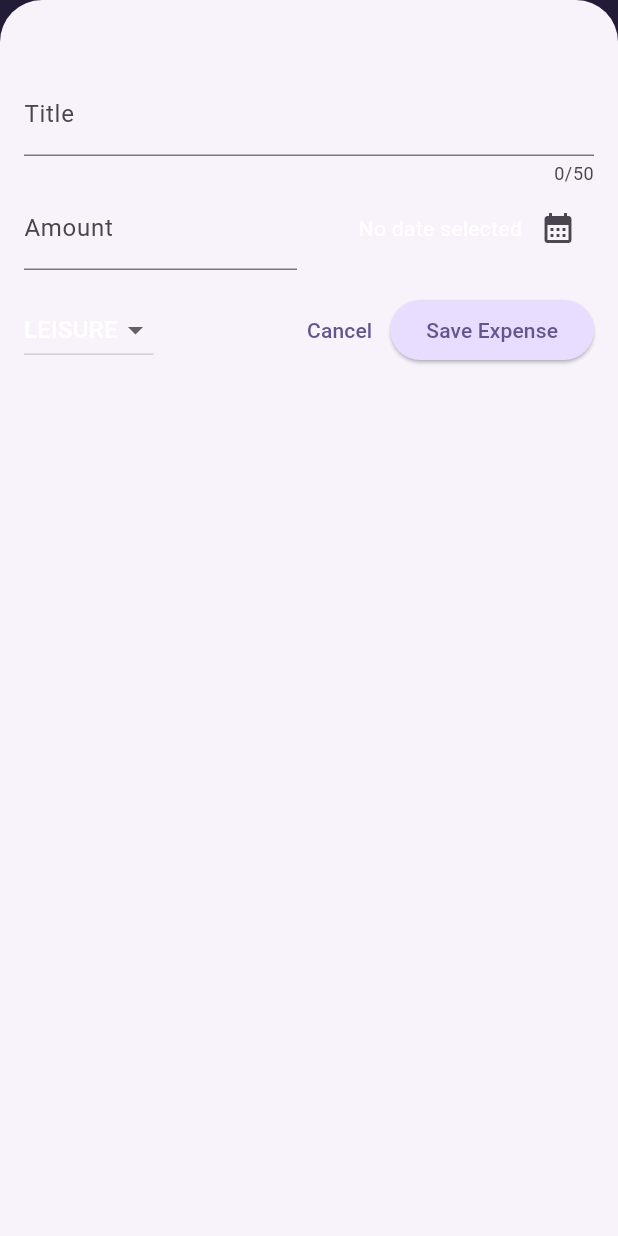
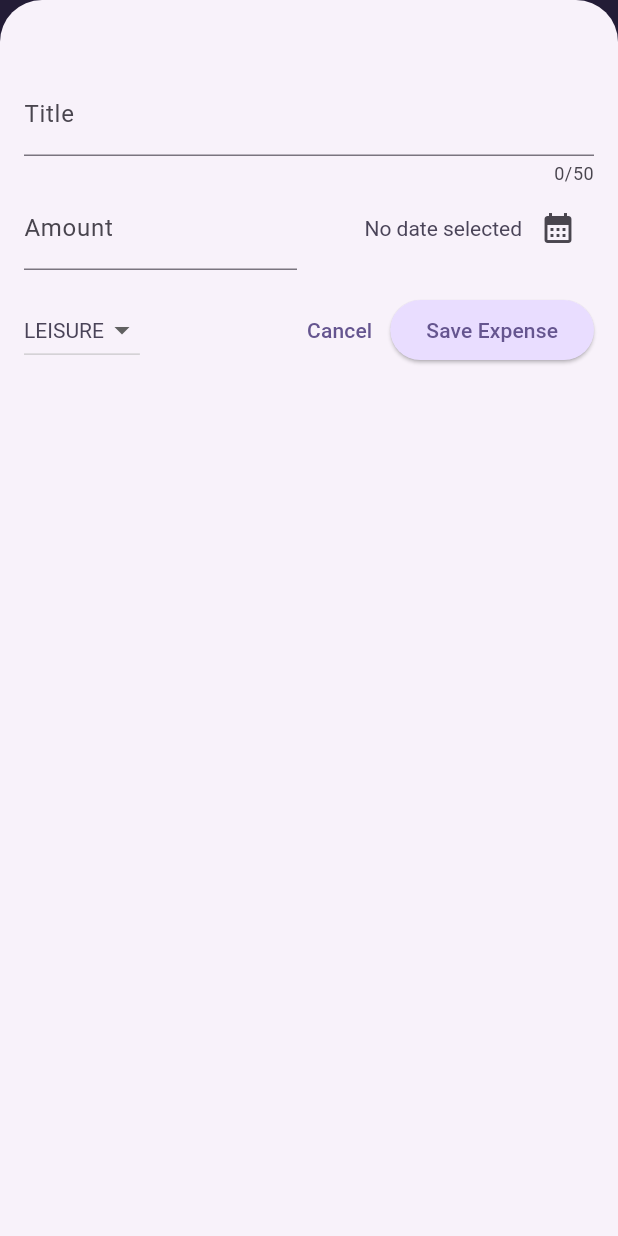
Before and after one commit to dubeyanant/expense_tracker, a Flutter app: the screen it shows after launch, after a tap on the "add" icon, on a phone screen of 412 x 824 dp. Run offline on Flutter 3.47's test engine with Material 3 defaults, Android fonts, the phone set to English and light mode, and no system bars.

Commit message:
feat: :lipstick: add theme to widgets

```diff
--- a/lib/widgets/expenses_list/expense_item.dart
+++ b/lib/widgets/expenses_list/expense_item.dart
@@ -13,12 +13,19 @@ class ExpenseItem extends StatelessWidget {
       child: Padding(
         padding: const EdgeInsets.symmetric(horizontal: 20, vertical: 16),
         child: Column(
+          crossAxisAlignment: CrossAxisAlignment.start,
           children: [
-            Text(expense.title),
+            Text(
+              expense.title,
+              style: Theme.of(context).textTheme.titleLarge,
+            ),
             const SizedBox(height: 4),
             Row(
               children: [
-                Text('₹${(expense.amount).toStringAsFixed(1)}'),
+                Text(
+                  '₹${(expense.amount).toStringAsFixed(1)}',
+                  style: Theme.of(context).textTheme.titleLarge,
+                ),
                 const Spacer(),
                 Row(
                   children: [
@@ -26,7 +33,10 @@ class ExpenseItem extends StatelessWidget {
                     const SizedBox(
                       width: 8,
                     ),
-                    Text(expense.formattedDate),
+                    Text(
+                      expense.formattedDate,
+                      style: Theme.of(context).textTheme.titleLarge,
+                    ),
                   ],
                 )
               ],
--- a/lib/widgets/expenses_list/expenses_list.dart
+++ b/lib/widgets/expenses_list/expenses_list.dart
@@ -14,6 +14,12 @@ class ExpensesList extends StatelessWidget {
     return ListView.builder(
       itemCount: expenses.length,
       itemBuilder: (context, index) => Dismissible(
+        background: Container(
+          color: Theme.of(context).colorScheme.error.withOpacity(0.85),
+          margin: EdgeInsets.symmetric(
+            horizontal: Theme.of(context).cardTheme.margin!.horizontal,
+          ),
+        ),
         key: ValueKey(expenses[index]),
         onDismissed: (direction) {
           removeExpense(expenses[index]);
--- a/lib/widgets/new_expense.dart
+++ b/lib/widgets/new_expense.dart
@@ -110,9 +110,12 @@ class _NewExpenseState extends State<NewExpense> {
                   mainAxisAlignment: MainAxisAlignment.end,
                   crossAxisAlignment: CrossAxisAlignment.center,
                   children: [
-                    Text(_selectedDate == null
-                        ? "No date selected"
-                        : formatter.format(_selectedDate!)),
+                    Text(
+                      _selectedDate == null
+                          ? "No date selected"
+                          : formatter.format(_selectedDate!),
+                      style: Theme.of(context).textTheme.titleLarge,
+                    ),
                     IconButton(
                       onPressed: _presentDatePicker,
                       icon: const Icon(Icons.calendar_month),
@@ -132,8 +135,8 @@ class _NewExpenseState extends State<NewExpense> {
                       (category) => DropdownMenuItem(
                         value: category,
                         child: Text(
-                          category.name.toUpperCase(),
-                        ),
+                            style: Theme.of(context).textTheme.titleLarge,
+                            category.name.toUpperCase()),
                       ),
                     )
                     .toList(),
@@ -153,7 +156,9 @@ class _NewExpenseState extends State<NewExpense> {
               ),
               ElevatedButton(
                 onPressed: _submitExpenseData,
-                child: const Text('Save Expense'),
+                child: const Text(
+                  'Save Expense',
+                ),
               ),
             ],
           ),
```
